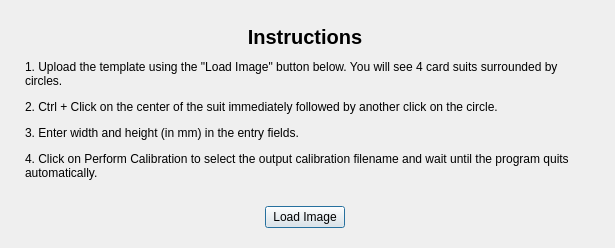
First picture: the form in dissection_photo/calibration/DialogWelcome.ui, repository freesurfer/freesurfer, before the edit.
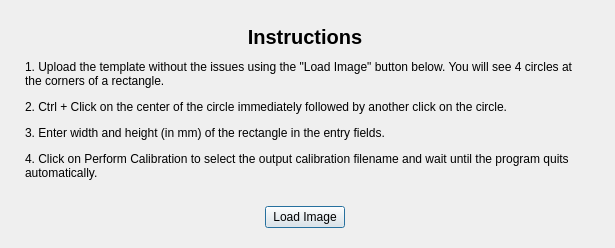
Second picture: the form after the edit.

Commit message: Changed the name of the calibration executable to 'fiducials_calibration'

What changed in the file:
```diff
--- a/dissection_photo/calibration/DialogWelcome.ui
+++ b/dissection_photo/calibration/DialogWelcome.ui
@@ -70,9 +70,9 @@
       </size>
      </property>
      <property name="text">
-      <string>&lt;p&gt;1. Upload the template using the &quot;Load Image&quot; button below. You will see 4 card suits surrounded by circles.&lt;/p&gt;
-&lt;p&gt;2. Ctrl + Click on the center of the suit  immediately followed by another click on the circle.&lt;/p&gt;
-&lt;p&gt;3. Enter width and height (in mm) in the entry fields.&lt;/p&gt;
+      <string>&lt;p&gt;1. Upload the template without the issues using the &quot;Load Image&quot; button below. You will see 4 circles at the corners of a rectangle.&lt;/p&gt;
+&lt;p&gt;2. Ctrl + Click on the center of the circle immediately followed by another click on the circle.&lt;/p&gt;
+&lt;p&gt;3. Enter width and height (in mm) of the rectangle in the entry fields.&lt;/p&gt;
 &lt;p&gt;4. Click on Perform Calibration to select the output calibration filename and wait until the program quits automatically.&lt;/p&gt;</string>
      </property>
      <property name="wordWrap">
```
The commit also changes 1 other file.
